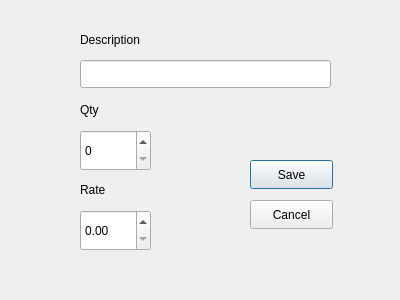
Adithya-1489181/billGreat, file additemdialog.ui: the form before one commit.
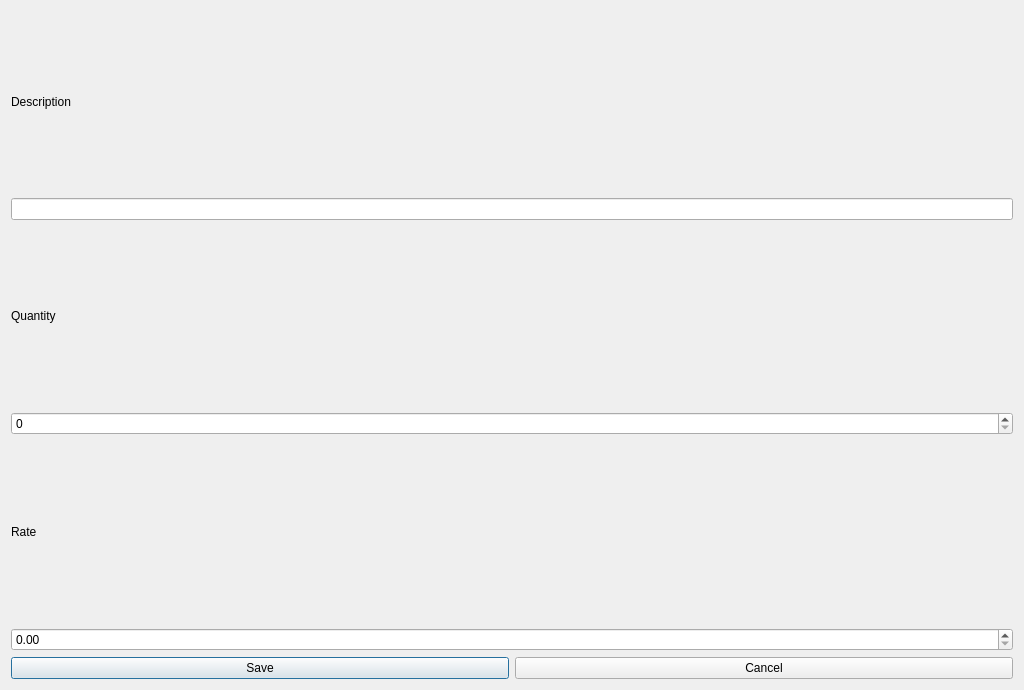
The form after the commit.

Diff of the .ui file:
```diff
--- a/additemdialog.ui
+++ b/additemdialog.ui
@@ -6,108 +6,67 @@
    <rect>
     <x>0</x>
     <y>0</y>
-    <width>400</width>
-    <height>300</height>
+    <width>1024</width>
+    <height>690</height>
    </rect>
   </property>
   <property name="windowTitle">
    <string>Dialog</string>
   </property>
-  <widget class="QLabel" name="label">
-   <property name="geometry">
-    <rect>
-     <x>80</x>
-     <y>30</y>
-     <width>91</width>
-     <height>20</height>
-    </rect>
-   </property>
+  <layout class="QVBoxLayout" name="verticalLayout">
+   <item>
+    <layout class="QVBoxLayout" name="formLayout">
+     <item>
+      <widget class="QLabel" name="labelDescription">
    <property name="text">
     <string>Description</string>
    </property>
   </widget>
-  <widget class="QLineEdit" name="lineEditItemName">
-   <property name="geometry">
-    <rect>
-     <x>80</x>
-     <y>60</y>
-     <width>251</width>
-     <height>28</height>
-    </rect>
-   </property>
-  </widget>
-  <widget class="QLabel" name="label_2">
-   <property name="geometry">
-    <rect>
-     <x>80</x>
-     <y>100</y>
-     <width>63</width>
-     <height>20</height>
-    </rect>
-   </property>
+     </item>
+     <item>
+      <widget class="QLineEdit" name="lineEditItemName"/>
+     </item>
+     <item>
+      <widget class="QLabel" name="labelQuantity">
    <property name="text">
-    <string>Qty</string>
-   </property>
-  </widget>
-  <widget class="QSpinBox" name="spinBoxQuantity">
-   <property name="geometry">
-    <rect>
-     <x>80</x>
-     <y>130</y>
-     <width>71</width>
-     <height>41</height>
-    </rect>
-   </property>
-  </widget>
-  <widget class="QLabel" name="label_3">
-   <property name="geometry">
-    <rect>
-     <x>80</x>
-     <y>180</y>
-     <width>63</width>
-     <height>20</height>
-    </rect>
-   </property>
+        <string>Quantity</string>
+       </property>
+      </widget>
+     </item>
+     <item>
+      <widget class="QSpinBox" name="spinBoxQuantity"/>
+     </item>
+     <item>
+      <widget class="QLabel" name="labelRate">
    <property name="text">
     <string>Rate</string>
    </property>
   </widget>
-  <widget class="QDoubleSpinBox" name="doubleSpinBoxPrice">
-   <property name="geometry">
-    <rect>
-     <x>80</x>
-     <y>210</y>
-     <width>71</width>
-     <height>41</height>
-    </rect>
-   </property>
-  </widget>
+     </item>
+     <item>
+      <widget class="QDoubleSpinBox" name="doubleSpinBoxPrice"/>
+     </item>
+    </layout>
+   </item>
+   <item>
+    <layout class="QHBoxLayout" name="buttonLayout">
+     <item>
   <widget class="QPushButton" name="btnSave">
-   <property name="geometry">
-    <rect>
-     <x>250</x>
-     <y>160</y>
-     <width>83</width>
-     <height>29</height>
-    </rect>
-   </property>
    <property name="text">
     <string>Save</string>
    </property>
   </widget>
+     </item>
+     <item>
   <widget class="QPushButton" name="btnCancel">
-   <property name="geometry">
-    <rect>
-     <x>250</x>
-     <y>200</y>
-     <width>83</width>
-     <height>29</height>
-    </rect>
-   </property>
    <property name="text">
     <string>Cancel</string>
    </property>
   </widget>
+     </item>
+    </layout>
+   </item>
+  </layout>
  </widget>
  <resources/>
  <connections/>
```
Left out of the diff: 2 changed lines with no effect on the pictures. Lines whose indentation alone changed are shown as unchanged.
